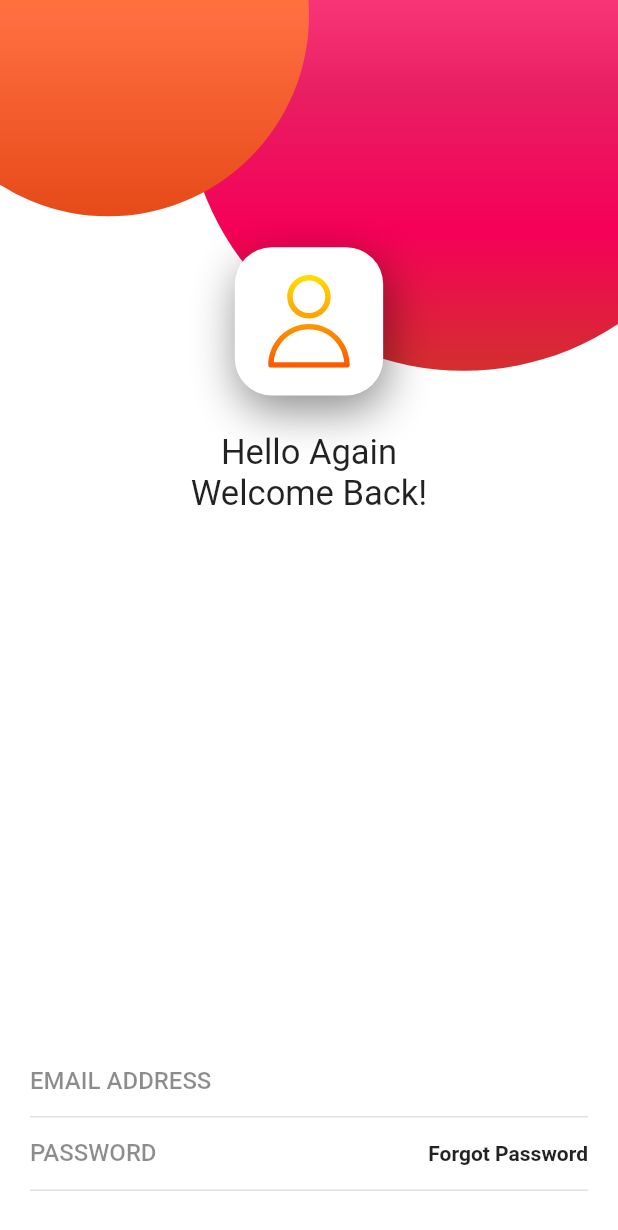
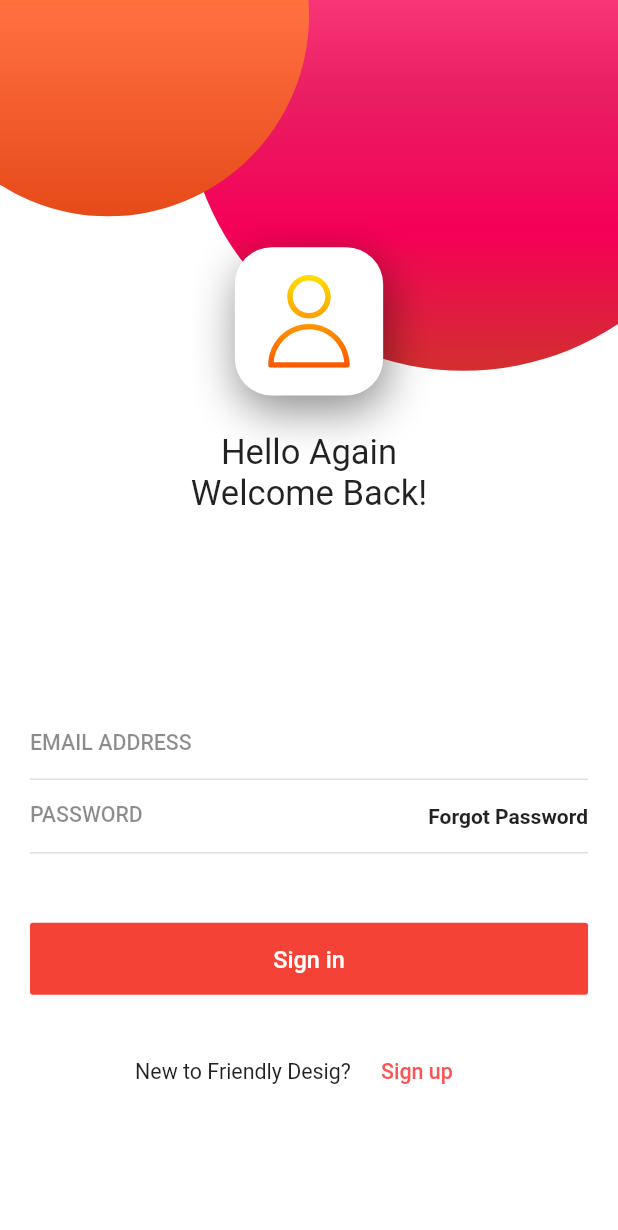
Before and after one commit to carlos-paezf/Curso_Flutter_Avanzado, a Flutter app: the screen it shows after launch, on a phone screen of 412 x 824 dp. Shown: the top 1230 px of the screen. Run offline on Flutter 3.47's test engine with Material 2 defaults, Android fonts, the phone set to English and light mode, and no system bars; our stand-ins replace flutter_svg.

Commit message:
Api Rest, Sign in y Sign up (frontend)

```diff
--- a/flutter_api_rest/lib/widgets/input_text.dart
+++ b/flutter_api_rest/lib/widgets/input_text.dart
@@ -5,13 +5,15 @@ class InputText extends StatelessWidget {
   final String label;
   final TextInputType keyboardType;
   final bool obscureText, borderEnable;
+  final double fontSize;
   //! Constructor
   const InputText(
       {Key key,
       this.label = '',
       this.keyboardType = TextInputType.text,
       this.obscureText = false,
-      this.borderEnable = true})
+      this.borderEnable = true,
+      this.fontSize = 15})
       : super(key: key);
 
   @override
@@ -20,6 +22,7 @@ class InputText extends StatelessWidget {
     return TextFormField(
       keyboardType: this.keyboardType,
       obscureText: this.obscureText,
+      style: TextStyle(fontSize: this.fontSize),
       decoration: InputDecoration(
         contentPadding: EdgeInsets.symmetric(vertical: 5),
         //! Condicional ternario
--- a/flutter_api_rest/lib/widgets/login_form.dart
+++ b/flutter_api_rest/lib/widgets/login_form.dart
@@ -1,4 +1,5 @@
 import 'package:flutter/material.dart';
+import 'package:flutter_api_rest/utils/responsive.dart';
 import 'input_text.dart';
 
 class LoginForm extends StatefulWidget {
@@ -11,6 +12,10 @@ class LoginForm extends StatefulWidget {
 class _LoginFormState extends State<LoginForm> {
   @override
   Widget build(BuildContext context) {
+
+    //! Atributo para aplicar Responsive
+    final Responsive responsive = Responsive.of(context);
+
     return Positioned(
       bottom: 30,
       left: 20,
@@ -20,6 +25,7 @@ class _LoginFormState extends State<LoginForm> {
           InputText(
             label: 'Email Address',
             keyboardType: TextInputType.emailAddress,
+            fontSize: responsive.dp(1.55),
           ),
           Container(
             //? Borde inferior
@@ -36,6 +42,7 @@ class _LoginFormState extends State<LoginForm> {
                     label: 'Password',
                     obscureText: true,
                     borderEnable: false,
+                    fontSize: responsive.dp(1.55),
                   ),
                 ),
                 //? Boton acompañante
@@ -50,6 +57,45 @@ class _LoginFormState extends State<LoginForm> {
               ],
             ),
           ),
+          //? Separador entre el formulario y el boton ingresar
+          SizedBox(
+            height: responsive.dp(5),
+          ),
+          //? Contenedor del boton ingresar
+          SizedBox(
+            width: double.infinity,
+            child: FlatButton(
+              padding: EdgeInsets.symmetric(vertical: 15),
+              child: Text(
+                'Sign in',
+                style: TextStyle(color: Colors.white, fontSize: responsive.dp(1.7)),
+              ),
+              onPressed: () {},
+              color: Colors.red,
+            ),
+          ),
+          //? Separador entre el boton y acciones adicionales
+          SizedBox(
+            height: responsive.dp(3),
+          ),
+          //? Acciones adicionales
+          Row(
+            mainAxisAlignment: MainAxisAlignment.center,
+            children: <Widget>[
+              Text('New to Friendly Desig?', style: TextStyle(fontSize: responsive.dp(1.55)),),
+              FlatButton(
+                child: Text(
+                  'Sign up',
+                  style: TextStyle(color: Colors.redAccent, fontSize: responsive.dp(1.55)),
+                ),
+                onPressed: () {},
+              )
+            ],
+          ),
+          //? Separacion entre acciones addicionales y borde inferior
+          SizedBox(
+            height: responsive.dp(6),
+          ),
         ],
       ),
     );
```
